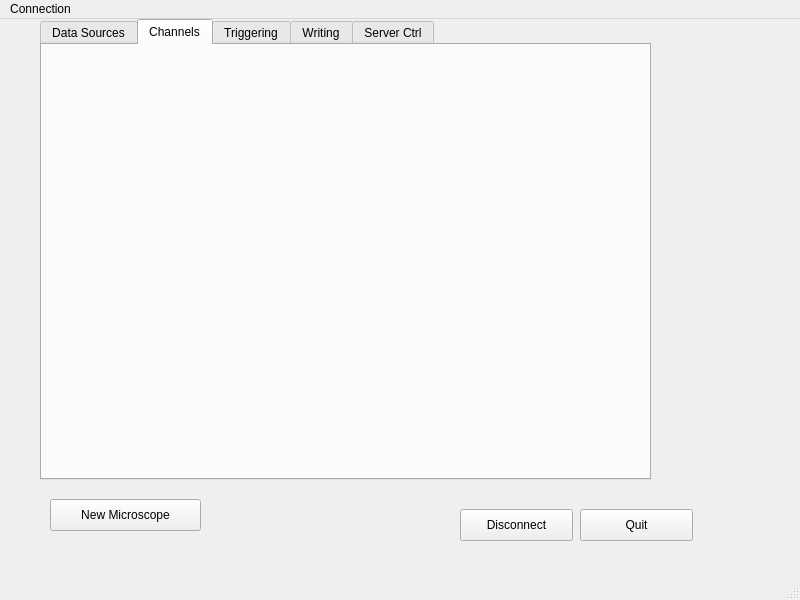
The window that dc.ui (usnistgov/dastardcommander) describes before a commit, drawn with Qt 5.
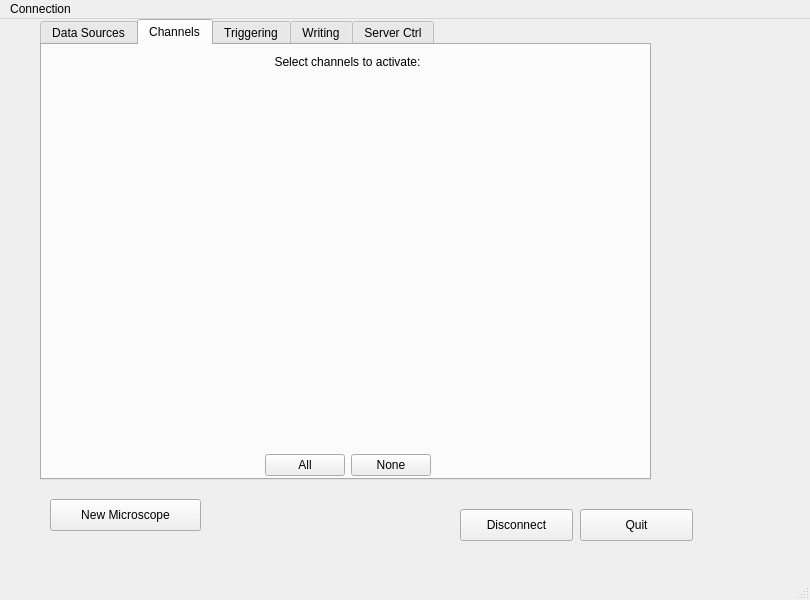
The same window after the commit. The open tabs and pages were chosen to show the change. Icons and pictures are not drawn.

Commit message: Build an array of checkboxes to activate channels

The edit to the form file:
```diff
--- a/dc.ui
+++ b/dc.ui
@@ -6,7 +6,7 @@
    <rect>
     <x>0</x>
     <y>0</y>
-    <width>800</width>
+    <width>810</width>
     <height>600</height>
    </rect>
   </property>
@@ -526,6 +526,90 @@
      <attribute name="title">
       <string>Channels</string>
      </attribute>
+     <widget class="QWidget" name="">
+      <property name="geometry">
+       <rect>
+        <x>10</x>
+        <y>10</y>
+        <width>591</width>
+        <height>421</height>
+       </rect>
+      </property>
+      <layout class="QVBoxLayout" name="verticalLayout_4">
+       <item>
+        <widget class="QLabel" name="label_16">
+         <property name="text">
+          <string>Select channels to activate:</string>
+         </property>
+         <property name="alignment">
+          <set>Qt::AlignCenter</set>
+         </property>
+        </widget>
+       </item>
+       <item>
+        <widget class="QFrame" name="activeChannelFrame">
+         <layout class="QGridLayout" name="gridLayout_2"/>
+        </widget>
+       </item>
+       <item>
+        <spacer name="verticalSpacer_3">
+         <property name="orientation">
+          <enum>Qt::Vertical</enum>
+         </property>
+         <property name="sizeHint" stdset="0">
+          <size>
+           <width>20</width>
+           <height>40</height>
+          </size>
+         </property>
+        </spacer>
+       </item>
+       <item>
+        <layout class="QHBoxLayout" name="horizontalLayout_2">
+         <item>
+          <spacer name="horizontalSpacer_4">
+           <property name="orientation">
+            <enum>Qt::Horizontal</enum>
+           </property>
+           <property name="sizeHint" stdset="0">
+            <size>
+             <width>40</width>
+             <height>20</height>
+            </size>
+           </property>
+          </spacer>
+         </item>
+         <item>
+          <widget class="QPushButton" name="allChannelsButton">
+           <property name="text">
+            <string>All</string>
+           </property>
+          </widget>
+         </item>
+         <item>
+          <widget class="QPushButton" name="noChannelsButton">
+           <property name="text">
+            <string>None</string>
+           </property>
+          </widget>
+         </item>
+         <item>
+          <spacer name="horizontalSpacer_3">
+           <property name="orientation">
+            <enum>Qt::Horizontal</enum>
+           </property>
+           <property name="sizeHint" stdset="0">
+            <size>
+             <width>40</width>
+             <height>20</height>
+            </size>
+           </property>
+          </spacer>
+         </item>
+        </layout>
+       </item>
+      </layout>
+     </widget>
     </widget>
     <widget class="QWidget" name="tab_2">
      <attribute name="title">
@@ -596,7 +680,7 @@
     <rect>
      <x>0</x>
      <y>0</y>
-     <width>800</width>
+     <width>810</width>
      <height>22</height>
     </rect>
    </property>
```
Left out of the diff: 32 changed lines with no effect on the pictures. The commit also changes 1 other file.
